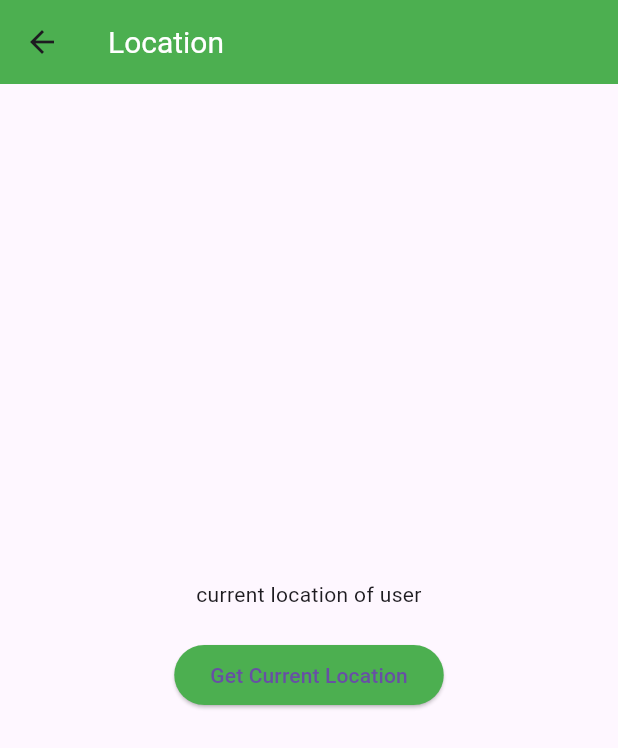
After one commit to RubithaR/Farm2HomeApp, a Flutter app: the MapLiveLocation screen opened directly, after a tap on "Get Current Location", on a phone screen of 412 x 824 dp. The commit adds this screen. Shown: the top 748 px of the screen. Run offline on Flutter 3.47's test engine with Material 3 defaults, Android fonts, the light colour scheme and no system bars; our stand-ins replace cloud_firestore, firebase_auth, firebase_core, firebase_database, firebase_storage, geolocator and 2 more; accounts and stored records are empty.

Commit message:
Rubi - 6th commit

```diff
--- /dev/null
+++ b/lib/googlemapscreens/main_screen_map.dart
@@ -0,0 +1,72 @@
+
+import 'package:flutter/material.dart';
+import 'package:geolocator/geolocator.dart';
+class MapLiveLocation extends StatefulWidget {
+  const MapLiveLocation({super.key});
+
+  @override
+  State<MapLiveLocation> createState() => _MapLiveLocationState();
+}
+
+class _MapLiveLocationState extends State<MapLiveLocation> {
+
+
+  //getting current location
+  Future<Position> getCurrentLocation() async{
+    bool serviceEnabled = await Geolocator.isLocationServiceEnabled();
+    if(!serviceEnabled){
+      return Future.error('Location service are disabled');
+    }
+    LocationPermission permission = await Geolocator.checkPermission();
+    if(permission == LocationPermission.denied){
+      permission = await Geolocator.requestPermission();
+      if(permission == LocationPermission.denied){
+        return Future.error('Location permissions are denied');
+      }
+    }
+    if(permission == LocationPermission.deniedForever){
+      return Future.error('Location permanently denied, we can not request permission');
+    }
+    return await Geolocator.getCurrentPosition();
+
+ }
+
+
+  @override
+  Widget build(BuildContext context) {
+    return  Scaffold(
+      appBar: AppBar(
+        backgroundColor: Colors.green,
+        title: const Text(
+          'Location',
+          style: TextStyle(fontSize: 20.0, color: Colors.white),
+        ),
+      ),
+      body: Center(
+        child: Column(
+          mainAxisAlignment: MainAxisAlignment.center,
+          children: <Widget> [
+            const Text('current location of user'
+                ,textAlign: TextAlign.center),
+            const SizedBox(height: 20),
+            ElevatedButton(
+              onPressed: () {
+                getCurrentLocation();
+              },
+              style: ElevatedButton.styleFrom(
+                backgroundColor: Colors.green,
+              ),
+
+              child: const Text("Get Current Location"), // Text can be made constant
+
+                ),
+
+            const SizedBox(height: 20),
+
+          ],
+        ),
+
+      ),
+    );
+  }
+}
--- /dev/null
+++ b/lib/googlemapscreens/map_key.dart
@@ -0,0 +1 @@
+String mapKey = "AIzaSyA9GskZpUFgljTermxTw-HVE3O6g_GtlIc" ;
--- a/lib/login_pages/signup_seller.dart
+++ b/lib/login_pages/signup_seller.dart
@@ -79,7 +79,7 @@ class _SignUpScreenState extends State<SignUpScreenSeller> {
       //
       //   // Navigate to login screen after successful registration
       //   Navigator.pop(context); // Remove current screen from stack
-      //   Navigator.push(context, MaterialPageRoute(builder: (context) => const LogInScreen()));
+        Navigator.push(context, MaterialPageRoute(builder: (context) => const LogInScreen()));
       // }
     } catch (error) {
       // Handle registration error
--- a/lib/main.dart
+++ b/lib/main.dart
@@ -5,6 +5,7 @@ import 'package:flutter/material.dart';
 import 'package:provider/provider.dart';
 import 'package:veg/buyerpages/Cart/model_cart.dart';
 import 'package:veg/buyerpages/homepage_buyer.dart';
+import 'package:veg/googlemapscreens/main_screen_map.dart';
 import 'package:veg/login_pages/login.dart';
 import 'package:veg/sellerpages/homepage_seller.dart';
 
```
Also changed, not shown: lib/googlemapscreens/current_location_screen.dart (+65 -4 lines), lib/login_pages/login.dart (+94 -14 lines), lib/login_pages/signup_buyer.dart (+6 -22 lines), 1 other file.
